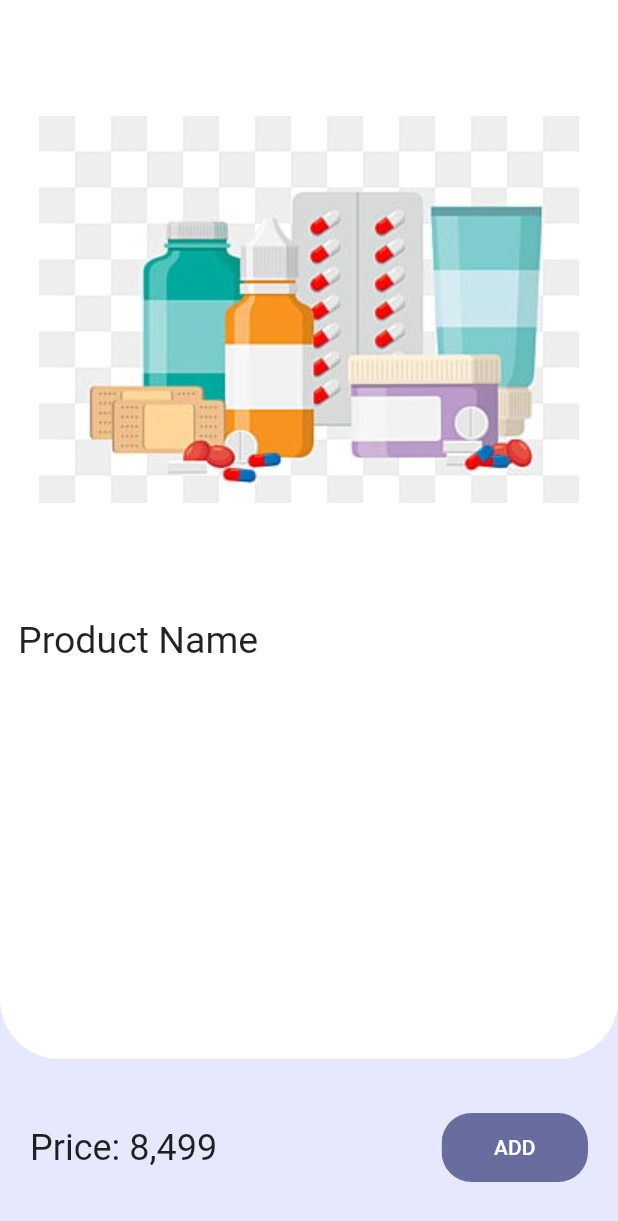
After one commit to priyanshu251/e_commerce, a Flutter app: the BannerProductScreen screen opened directly, after a tap on "Product_Name", on a phone screen of 412 x 824 dp. The commit adds this screen. Shown: the top 1221 px of the screen. Run offline on Flutter 3.47's test engine with Material 2 defaults, Android fonts, the phone set to English and light mode, and no system bars; our stand-ins replace carousel_slider.

Commit message:
new commit

```diff
--- a/lib/screeens/banner_product_screen.dart
+++ b/lib/screeens/banner_product_screen.dart
@@ -38,6 +38,7 @@ class _BannerProductScreenState extends State<BannerProductScreen> {
         ],
       ),
       body: GridView.builder(
+        physics: const ScrollPhysics(parent: BouncingScrollPhysics()),
         gridDelegate: const SliverGridDelegateWithFixedCrossAxisCount(
           crossAxisCount: 2,
           childAspectRatio: 2 / 3,
--- /dev/null
+++ b/lib/screeens/individual_product_screen.dart
@@ -0,0 +1,42 @@
+import 'package:e_commerce/utilities/add_button.dart';
+import 'package:e_commerce/widget/individual_product_card.dart';
+import 'package:flutter/material.dart';
+
+class IndividualProductScreen extends StatelessWidget {
+  const IndividualProductScreen({super.key});
+
+  @override
+  Widget build(BuildContext context) {
+    // double w = MediaQuery.of(context).size.width;
+    return Scaffold(
+      backgroundColor: const Color.fromARGB(255, 230, 232, 253),
+      body: SafeArea(
+        child: Column(
+          crossAxisAlignment: CrossAxisAlignment.start,
+          mainAxisAlignment: MainAxisAlignment.spaceBetween,
+          children: [
+            const Expanded(
+              child: IndividualProductCard(),
+            ),
+            Column(
+              children: const [],
+            ),
+            Padding(
+              padding: const EdgeInsets.symmetric(horizontal: 20, vertical: 25),
+              child: Row(
+                mainAxisAlignment: MainAxisAlignment.spaceBetween,
+                children: const [
+                  Text(
+                    'Price: 8,499',
+                    style: TextStyle(fontSize: 24),
+                  ),
+                  AddButton()
+                ],
+              ),
+            ),
+          ],
+        ),
+      ),
+    );
+  }
+}
--- a/lib/utilities/add_button.dart
+++ b/lib/utilities/add_button.dart
@@ -5,6 +5,27 @@ class AddButton extends StatelessWidget {
 
   @override
   Widget build(BuildContext context) {
-    return const Placeholder();
+    return Container(
+      margin: const EdgeInsets.symmetric(vertical: 10),
+      padding: const EdgeInsets.all(0),
+      child: MaterialButton(
+        shape: RoundedRectangleBorder(
+          borderRadius: BorderRadius.circular(20),
+        ),
+        padding: const EdgeInsets.all(0),
+        onPressed: () {},
+        child: Ink(
+          padding: const EdgeInsets.symmetric(horizontal: 35, vertical: 15),
+          decoration: BoxDecoration(
+            color: const Color(0xFF696C9F),
+            borderRadius: BorderRadius.circular(20),
+          ),
+          child: const Text(
+            'ADD',
+            style: TextStyle(color: Colors.white),
+          ),
+        ),
+      ),
+    );
   }
 }
--- /dev/null
+++ b/lib/widget/individual_product_card.dart
@@ -0,0 +1,42 @@
+import 'package:flutter/material.dart';
+
+class IndividualProductCard extends StatelessWidget {
+  const IndividualProductCard({super.key});
+
+  @override
+  Widget build(BuildContext context) {
+    double w = MediaQuery.of(context).size.width;
+    return Container(
+      padding: const EdgeInsets.fromLTRB(12, 0, 12, 8),
+      width: double.infinity,
+      decoration: const BoxDecoration(
+        color: Colors.white,
+        borderRadius: BorderRadius.only(
+          bottomLeft: Radius.circular(40),
+          bottomRight: Radius.circular(40),
+        ),
+      ),
+      child: SingleChildScrollView(
+        physics: const ScrollPhysics(parent: BouncingScrollPhysics()),
+        child: Column(
+          crossAxisAlignment: CrossAxisAlignment.start,
+          children: [
+            Container(
+              decoration: const BoxDecoration(
+                image: DecorationImage(
+                  image: AssetImage('images/p1.jpg'),
+                ),
+              ),
+              height: w,
+              width: double.infinity,
+            ),
+            const Text(
+              'Product Name',
+              style: TextStyle(fontSize: 25),
+            ),
+          ],
+        ),
+      ),
+    );
+  }
+}
--- a/lib/widget/shop_cards.dart
+++ b/lib/widget/shop_cards.dart
@@ -1,4 +1,5 @@
 // import 'package:e_commerce/utilities/add_button.dart';
+import 'package:e_commerce/screeens/individual_product_screen.dart';
 import 'package:flutter/material.dart';
 
 class ShopCard extends StatelessWidget {
@@ -7,11 +8,45 @@ class ShopCard extends StatelessWidget {
   @override
   Widget build(BuildContext context) {
     double w = MediaQuery.of(context).size.width;
-    return Container(
-      margin: EdgeInsets.only(top: w / 60, left: w / 120, right: w / 120),
-      decoration: const BoxDecoration(
-        color: Colors.white,
-        borderRadius: BorderRadius.all(Radius.circular(10)),
+    return GestureDetector(
+      onTap: () {
+        Navigator.push(
+            context,
+            MaterialPageRoute(
+                builder: ((context) => const IndividualProductScreen())));
+      },
+      child: Container(
+        padding: const EdgeInsets.all(8),
+        margin: EdgeInsets.only(top: w / 60, left: w / 120, right: w / 120),
+        decoration: const BoxDecoration(
+          color: Colors.white,
+          borderRadius: BorderRadius.all(Radius.circular(10)),
+        ),
+        child: Column(
+          crossAxisAlignment: CrossAxisAlignment.start,
+          children: [
+            Expanded(
+              child: Container(
+                decoration: const BoxDecoration(
+                  image: DecorationImage(
+                    image: AssetImage('images/p1.jpg'),
+                  ),
+                ),
+                height: 100,
+                width: double.infinity,
+              ),
+            ),
+            const Text('Product_Name'),
+            const Text('Description'),
+            Row(
+              mainAxisAlignment: MainAxisAlignment.spaceBetween,
+              children: const [
+                Text('Price'),
+                Text('ADD'),
+              ],
+            ),
+          ],
+        ),
       ),
     );
   }
```
Also changed, not shown: lib/screeens/home_screen.dart (+6 -28 lines), lib/screeens/individual_category_screen.dart (added, +128 -0 lines), lib/utilities/category_grid.dart (added, +47 -0 lines).
